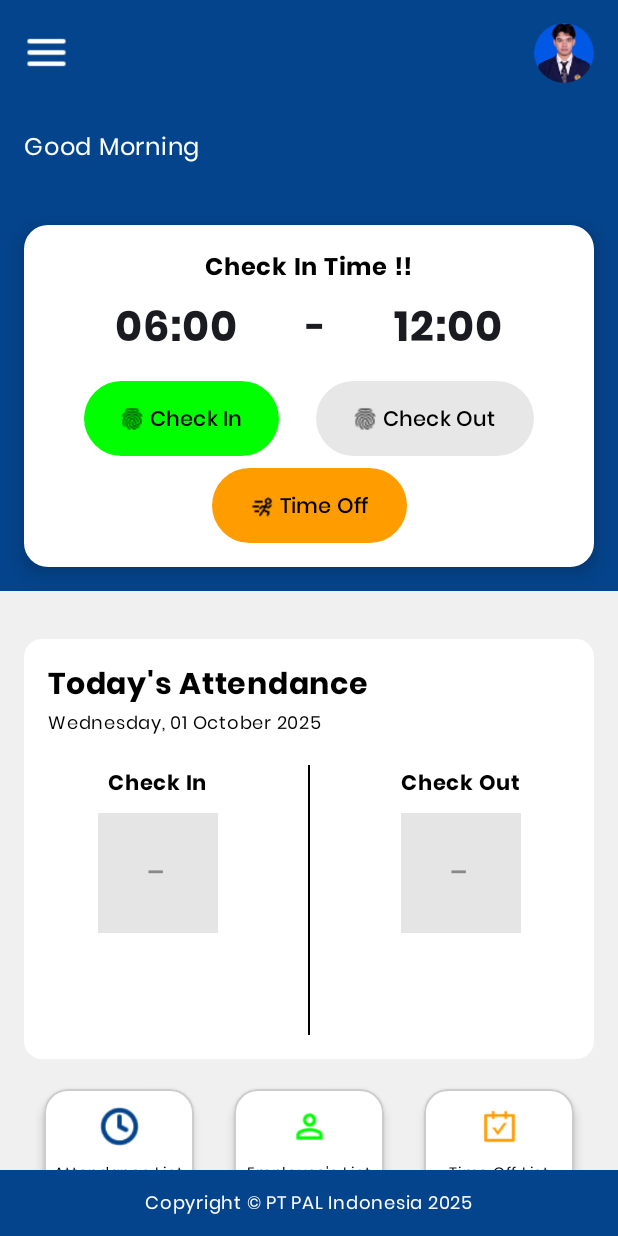
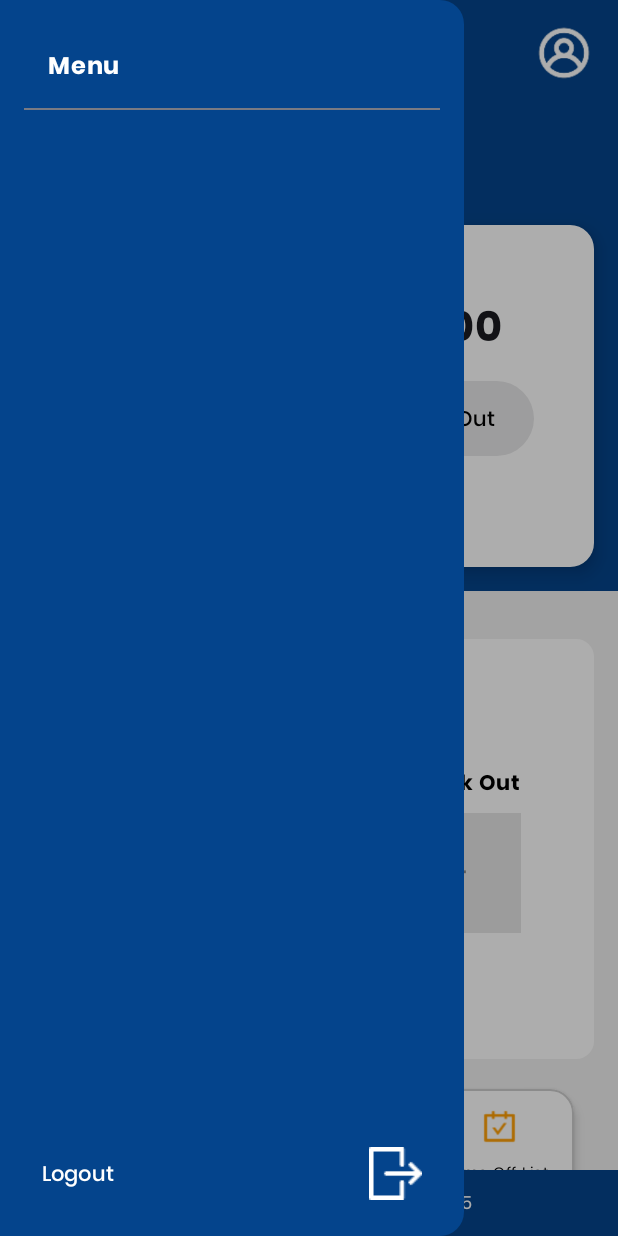
Before and after one commit to Aioloo/Absensi-APK, an Android app built with Jetpack Compose: the HomeScreen screen opened through its navigation route, after a tap on "Check In", on a phone screen of 412 x 824 dp. Run offline under Robolectric (Android 15) with nearby library versions, the phone set to English and light mode, and no system bars; network calls fail; pictures from the network do not load; 1 other tap on this screen came first.

Commit message:
logout done brokk

```diff
--- a/front_end/app/src/main/java/com/example/absensiapk/HomeScreen.kt
+++ b/front_end/app/src/main/java/com/example/absensiapk/HomeScreen.kt
@@ -1,6 +1,7 @@
 package com.example.absensiapk
 
 import android.net.Uri
+import android.util.Log
 import androidx.compose.foundation.BorderStroke
 import androidx.compose.foundation.Image
 import androidx.compose.foundation.background
@@ -10,6 +11,7 @@ import androidx.compose.foundation.layout.Box
 import androidx.compose.foundation.layout.Column
 import androidx.compose.foundation.layout.Row
 import androidx.compose.foundation.layout.Spacer
+import androidx.compose.foundation.layout.fillMaxHeight
 import androidx.compose.foundation.layout.fillMaxSize
 import androidx.compose.foundation.layout.fillMaxWidth
 import androidx.compose.foundation.layout.height
@@ -24,18 +26,28 @@ import androidx.compose.material3.Button
 import androidx.compose.material3.ButtonDefaults
 import androidx.compose.material3.Card
 import androidx.compose.material3.CardDefaults
+import androidx.compose.material3.Divider
+import androidx.compose.material3.DrawerValue
+import androidx.compose.material3.ExperimentalMaterial3Api
 import androidx.compose.material3.Icon
+import androidx.compose.material3.IconButton
+import androidx.compose.material3.ModalDrawerSheet
+import androidx.compose.material3.ModalNavigationDrawer
 import androidx.compose.material3.Scaffold
 import androidx.compose.material3.Text
+import androidx.compose.material3.TextButton
+import androidx.compose.material3.rememberDrawerState
 import androidx.compose.runtime.Composable
 import androidx.compose.runtime.LaunchedEffect
 import androidx.compose.runtime.collectAsState
 import androidx.compose.runtime.getValue
+import androidx.compose.runtime.rememberCoroutineScope
 import androidx.compose.ui.Alignment
 import androidx.compose.ui.Modifier
 import androidx.compose.ui.draw.clip
 import androidx.compose.ui.graphics.Color
 import androidx.compose.ui.layout.ContentScale
+import androidx.compose.ui.platform.LocalConfiguration
 import androidx.compose.ui.res.painterResource
 import androidx.compose.ui.text.font.FontWeight
 import androidx.compose.ui.text.style.TextAlign
@@ -56,6 +68,8 @@ import coil.compose.rememberImagePainter
 import com.example.absensiapk.api.RetrofitClient
 import com.example.absensiapk.models.AbsenceCountData
 import com.example.absensiapk.modelview.HomeViewModel
+import com.example.absensiapk.modelview.LoginViewModel
+import kotlinx.coroutines.launch
 import java.time.LocalDate
 import java.time.format.DateTimeFormatter
 
@@ -87,20 +101,85 @@ private fun getAttendanceState(currentTime: LocalTime): AttendanceState {
 }
 
 @Composable
-fun HomeScreen(navController: NavController, homeViewModel: HomeViewModel = viewModel()){
+fun HomeScreen(
+    navController: NavController,
+    homeViewModel: HomeViewModel = viewModel(),
+    loginViewModel: LoginViewModel = viewModel()
+) {
     val scrollState = rememberScrollState()
     val currentTime by tickerFlow.collectAsState(initial = LocalTime.now())
     val karyawanName by homeViewModel.karyawanName.collectAsState()
     val karyawanFoto by homeViewModel.karyawanFoto.collectAsState()
+    val absenceCounts by homeViewModel.absenceCount.collectAsState()
+
 
     LaunchedEffect(Unit) {
         homeViewModel.loadAbsenceCount()
     }
 
-    val absenceCounts by homeViewModel.absenceCount.collectAsState()
+    val drawerState = rememberDrawerState(initialValue = DrawerValue.Closed)
+    val scope = rememberCoroutineScope()
 
+    ModalNavigationDrawer(
+        drawerState = drawerState,
+        drawerContent = {
+            ModalDrawerSheet(
+                modifier = Modifier.width(LocalConfiguration.current.screenWidthDp.dp * 0.75f),
+                drawerContainerColor = BluePAL
+            ) {
+                Column (
+                    modifier = Modifier
+                        .fillMaxHeight()
+                        .padding(16.dp),
+                    verticalArrangement = Arrangement.SpaceBetween
+                ){
+                    Column{
+                        Text("Menu",
+                            modifier = Modifier.padding(16.dp),
+                            fontSize = 16.sp,
+                            fontFamily = Poppins,
+                            fontWeight = FontWeight.Bold,
+                            color = Color.White)
+                        Divider()
+                    }
+                    TextButton(
+                        onClick = {
+                           loginViewModel.logout()
+                            navController.navigate("login") {
+                                popUpTo("home") { inclusive = true }
+                            }
+                            homeViewModel.resetData()
+                        }
+                    ) {
+                        Row(
+                            modifier = Modifier.fillMaxWidth(),
+                            verticalAlignment = Alignment.CenterVertically,
+                            horizontalArrangement = Arrangement.SpaceBetween
+                        ){
+                            Text("Logout",
+                                fontFamily = Poppins,
+                                color = Color.White,
+                                fontSize = 14.sp,
+                                fontWeight = FontWeight.Medium
+                            )
+                            Icon(
+                                painter = painterResource(id = R.drawable.logout),
+                                contentDescription = "Logout",
+                                tint = Color.White
+                            )
+                        }
+                    }
+                }
+            }
+        }
+    ) {
         Scaffold(
-        topBar = { TopAppBar(karyawanFoto = karyawanFoto) },
+            topBar = {
+                TopAppBar(
+                    karyawanFoto = karyawanFoto,
+                    onMenuClick = { scope.launch {drawerState.open()}}
+                )
+                     },
             bottomBar = { LogoBawah() }
         ) { innerPadding ->
             Column(
@@ -119,9 +198,10 @@ fun HomeScreen(navController: NavController, homeViewModel: HomeViewModel = view
             }
         }
     }
+}
 
 @Composable
-fun TopAppBar(karyawanFoto: String?) {
+fun TopAppBar(karyawanFoto: String?, onMenuClick: () -> Unit) {
     Row(
         modifier = Modifier
             .fillMaxWidth()
@@ -131,15 +211,17 @@ fun TopAppBar(karyawanFoto: String?) {
         verticalAlignment = Alignment.CenterVertically,
         horizontalArrangement = Arrangement.SpaceBetween
     ) {
+        IconButton(onClick =onMenuClick ) {
             Icon(
                 painter = painterResource(id = R.drawable.menu),
                 contentDescription = "Menu",
                 tint = Color.White,
                 modifier = Modifier.size(30.dp)
             )
+        }
         Image(
             painter = if (karyawanFoto.isNullOrEmpty()){
-                painterResource(id = R.drawable.profile_icon)
+                painterResource(id = R.drawable.propil)
             } else {
                 rememberImagePainter(karyawanFoto)
             },
@@ -342,10 +424,14 @@ fun AbsenceCountSection(counts: AbsenceCountData?) {
             colors = CardDefaults.cardColors(containerColor = Color.White),
             elevation = CardDefaults.cardElevation(4.dp)
         ) {
+            Row(
+                Modifier
+                    .padding(16.dp),
+                horizontalArrangement = Arrangement.SpaceAround
+            ) {
                 Column(
                     modifier = Modifier
-                    .padding(16.dp)
-                    .fillMaxWidth(),
+                        .padding(16.dp),
                     horizontalAlignment = Alignment.CenterHorizontally
                 ) {
 
@@ -353,7 +439,7 @@ fun AbsenceCountSection(counts: AbsenceCountData?) {
                         text = "Total Kehadiran",
                         fontFamily = Poppins,
                         fontWeight = FontWeight.Bold,
-                    fontSize = 18.sp,
+                        fontSize = 14.sp,
                         color = Color.Black,
                         textAlign = TextAlign.Center,
                     )
@@ -367,6 +453,29 @@ fun AbsenceCountSection(counts: AbsenceCountData?) {
                         textAlign = TextAlign.Center
                     )
                 }
+
+
+                Column(
+                    modifier = Modifier
+                        .padding(16.dp),
+                    horizontalAlignment = Alignment.CenterHorizontally
+                ){
+                    Text(
+                        text = "Total Timeoff",
+                        fontFamily = Poppins,
+                        fontWeight = FontWeight.Bold,
+                        fontSize = 14.sp
+                    )
+
+                    Text(
+                        text = "${it.totalTimeoff}",
+                        fontFamily = Poppins,
+                        fontWeight = FontWeight.Medium,
+                        fontSize = 16.sp
+                    )
+                }
+            }
+
         }
     }
 }
--- a/front_end/app/src/main/java/com/example/absensiapk/MainActivity.kt
+++ b/front_end/app/src/main/java/com/example/absensiapk/MainActivity.kt
@@ -76,7 +76,7 @@ fun MyApp() {
         }
 
         composable("home") {
-            HomeScreen(navController = navController, homeViewModel = homeViewModel)
+            HomeScreen(navController = navController, homeViewModel = homeViewModel,loginViewModel = loginViewModel)
         }
 
         composable ("attendance_list"){
--- a/front_end/app/src/main/java/com/example/absensiapk/api/RetrofitClient.kt
+++ b/front_end/app/src/main/java/com/example/absensiapk/api/RetrofitClient.kt
@@ -7,7 +7,7 @@ import retrofit2.converter.gson.GsonConverterFactory
 
 class RetrofitClient(val context: Context) {
     companion object{
-        const val BASE_URL = "http://10.229.36.64:8000/"
+        const val BASE_URL = "http://172.21.118.48:8000/"
     }
 
     private val loginClient = OkHttpClient.Builder().build()
--- a/front_end/app/src/main/java/com/example/absensiapk/models/AbsenceCountData.kt
+++ b/front_end/app/src/main/java/com/example/absensiapk/models/AbsenceCountData.kt
@@ -3,5 +3,6 @@ package com.example.absensiapk.models
 import com.google.gson.annotations.SerializedName
 
 data class AbsenceCountData(
-    @SerializedName("total_kehadiran") val totalKehadiran: Int
+    @SerializedName("total_kehadiran") val totalKehadiran: Int,
+    @SerializedName("total_timeoff") val totalTimeoff: Int
 )
--- a/front_end/app/src/main/res/xml/network_security_config.xml
+++ b/front_end/app/src/main/res/xml/network_security_config.xml
@@ -4,6 +4,6 @@
         <domain includeSubdomains="true">0.0.0.0</domain>
         <domain includeSubdomains="true">localhost</domain>
         <domain includeSubdomains="true">10.185.0.48</domain>
-        <domain includeSubdomains="true">10.229.36.64</domain>
+        <domain includeSubdomains="true">172.21.118.48</domain>
     </domain-config>
 </network-security-config>
```
Also changed, not shown: front_end/app/src/main/java/com/example/absensiapk/LoginPage.kt (+7 -0 lines), front_end/app/src/main/java/com/example/absensiapk/SplashScreen.kt (+0 -24 lines), front_end/app/src/main/java/com/example/absensiapk/modelview/HomeViewModel.kt (+33 -1 lines), front_end/app/src/main/java/com/example/absensiapk/modelview/LoginViewModel.kt (+20 -0 lines), front_end/app/src/main/res/drawable/logout.png, 3 other files. Lines whose indentation alone changed are shown as unchanged.
